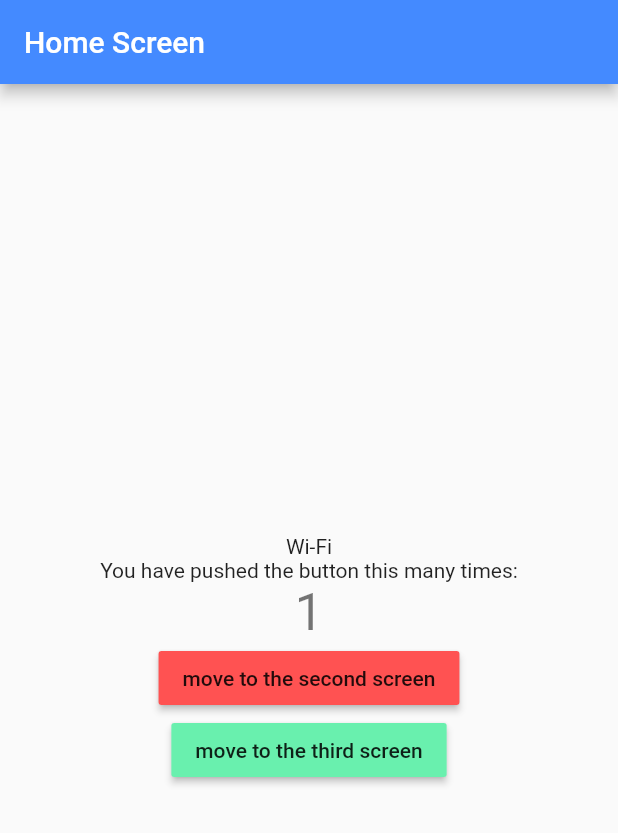
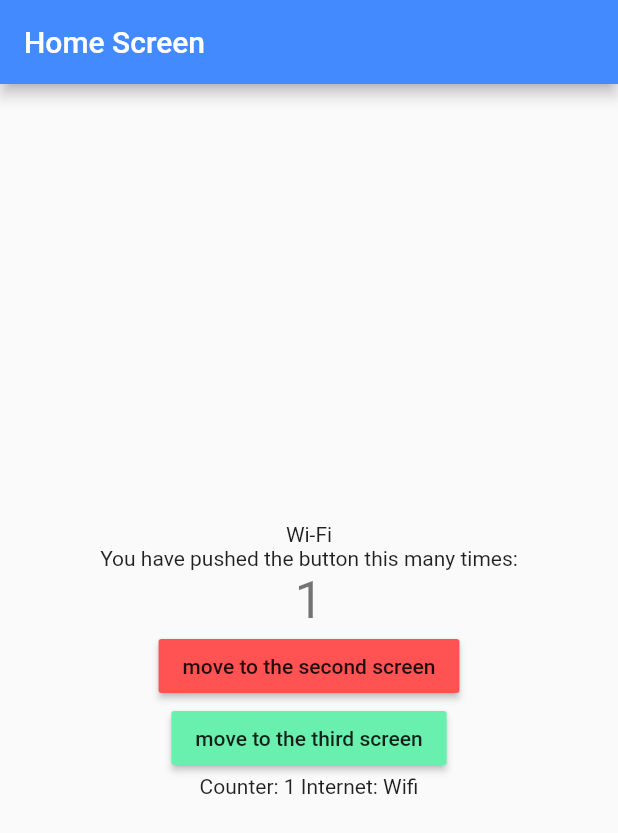
Before and after one commit to RayMasoumi/bloc_counter, a Flutter app: the screen it shows after launch, on a phone screen of 412 x 824 dp. Shown: the top 833 px of the screen. Run offline on Flutter 3.47's test engine with Material 2 defaults, Android fonts, the phone set to English and light mode, and no system bars; our stand-ins replace connectivity_plus, equatable, flutter_bloc.

```diff
--- a/lib/main.dart
+++ b/lib/main.dart
@@ -34,10 +34,11 @@ class MyApp extends StatelessWidget {
     return MultiBlocProvider(
       providers: [
         BlocProvider<InternetCubit>(
-          create: (context) => InternetCubit(connectivity: connectivity),
+          create: (internetCubitContext) =>
+              InternetCubit(connectivity: connectivity),
         ),
         BlocProvider<CounterCubit>(
-          create: (context) => CounterCubit(
+          create: (counterCubitContext) => CounterCubit(
               // internetCubit: BlocProvider.of<InternetCubit>(context),
               ),
         ),
--- a/lib/presentation/screens/home_screen.dart
+++ b/lib/presentation/screens/home_screen.dart
@@ -133,6 +133,30 @@ class HomeScreenState extends State<HomeScreen> {
                   color: Colors.greenAccent,
                   child: const Text('move to the third screen'),
                 ),
+                //# using bloc.watch to observe its parameters states and rebuild the returned widget whenever one of the states is emitted:
+                Builder(
+                  // * first we got to wrap it with a builder (to provide context ig)
+                  builder: (context) {
+                    final counterState = context.watch<CounterCubit>().state;
+                    final internetState = context.watch<InternetCubit>().state;
+
+                    if (internetState is InternetConnected &&
+                        internetState.connectionType == ConnectionType.mobile) {
+                      return Text(
+                        'Counter: ${counterState.counterValue} Internet: Mobile',
+                      );
+                    } else if (internetState is InternetConnected &&
+                        internetState.connectionType == ConnectionType.wifi) {
+                      return Text(
+                        'Counter: ${counterState.counterValue} Internet: Wifi',
+                      );
+                    } else {
+                      return Text(
+                        'Counter: ${counterState.counterValue} Internet: Disconnected',
+                      );
+                    }
+                  },
+                ),
               ],
             ),
           )),
```
